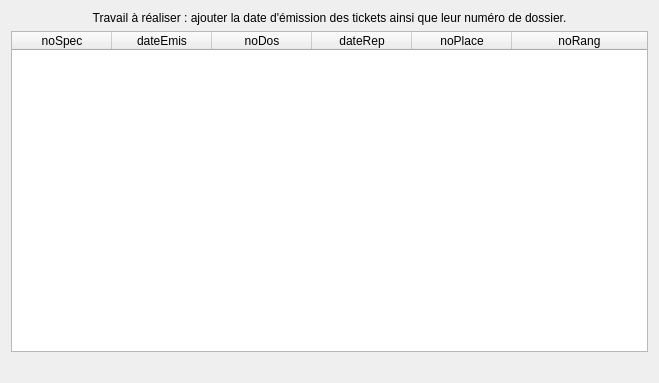
This is Theatre_Project/gui/fct_comp_1.ui in ALLian96/Projet2018BD as Qt 5 draws it before an edit. The edited form follows.
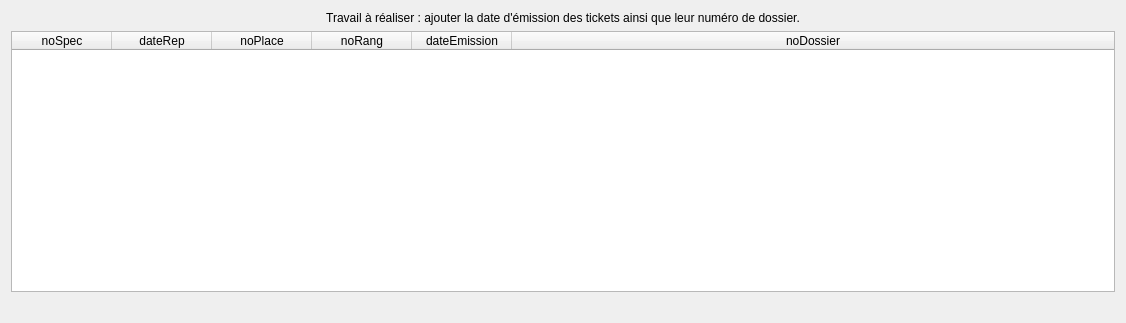
This is the edited form.

The edit to the form file:
```diff
--- a/Theatre_Project/gui/fct_comp_1.ui
+++ b/Theatre_Project/gui/fct_comp_1.ui
@@ -6,8 +6,8 @@
    <rect>
     <x>0</x>
     <y>0</y>
-    <width>659</width>
-    <height>383</height>
+    <width>1126</width>
+    <height>323</height>
    </rect>
   </property>
   <property name="windowTitle">
@@ -46,16 +46,6 @@
        <string>noSpec</string>
       </property>
      </column>
-     <column>
-      <property name="text">
-       <string>dateEmis</string>
-      </property>
-     </column>
-     <column>
-      <property name="text">
-       <string>noDos</string>
-      </property>
-     </column>
      <column>
       <property name="text">
        <string>dateRep</string>
@@ -71,6 +61,16 @@
        <string>noRang</string>
       </property>
      </column>
+     <column>
+      <property name="text">
+       <string>dateEmission</string>
+      </property>
+     </column>
+     <column>
+      <property name="text">
+       <string>noDossier</string>
+      </property>
+     </column>
     </widget>
    </item>
    <item>
```
